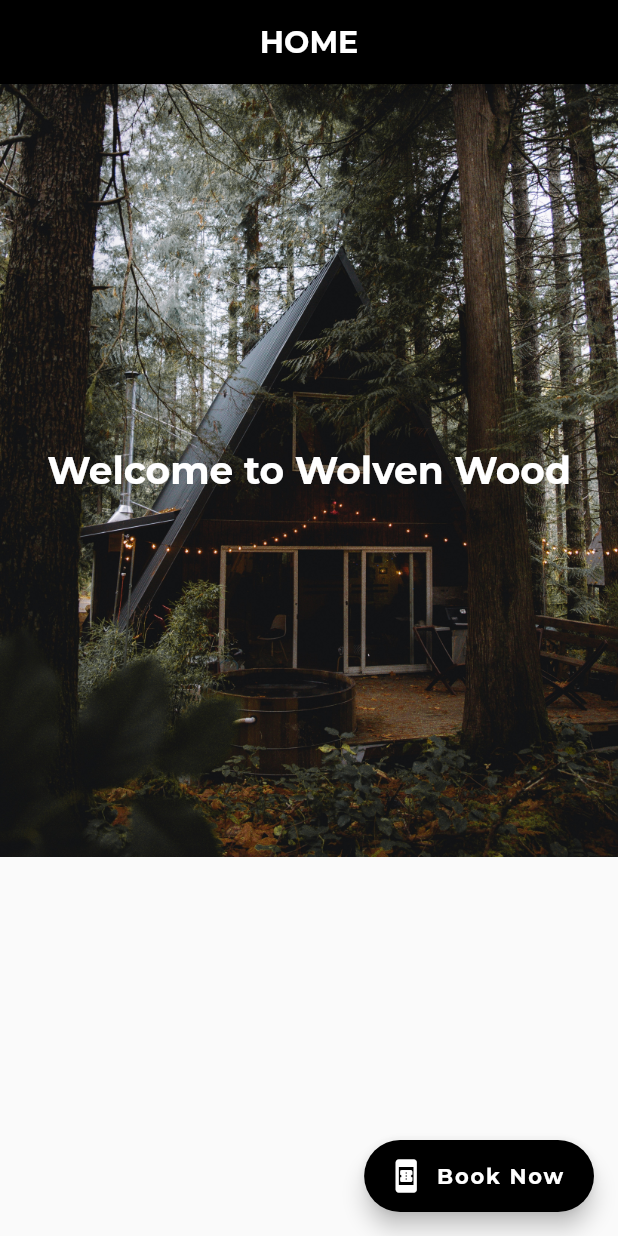
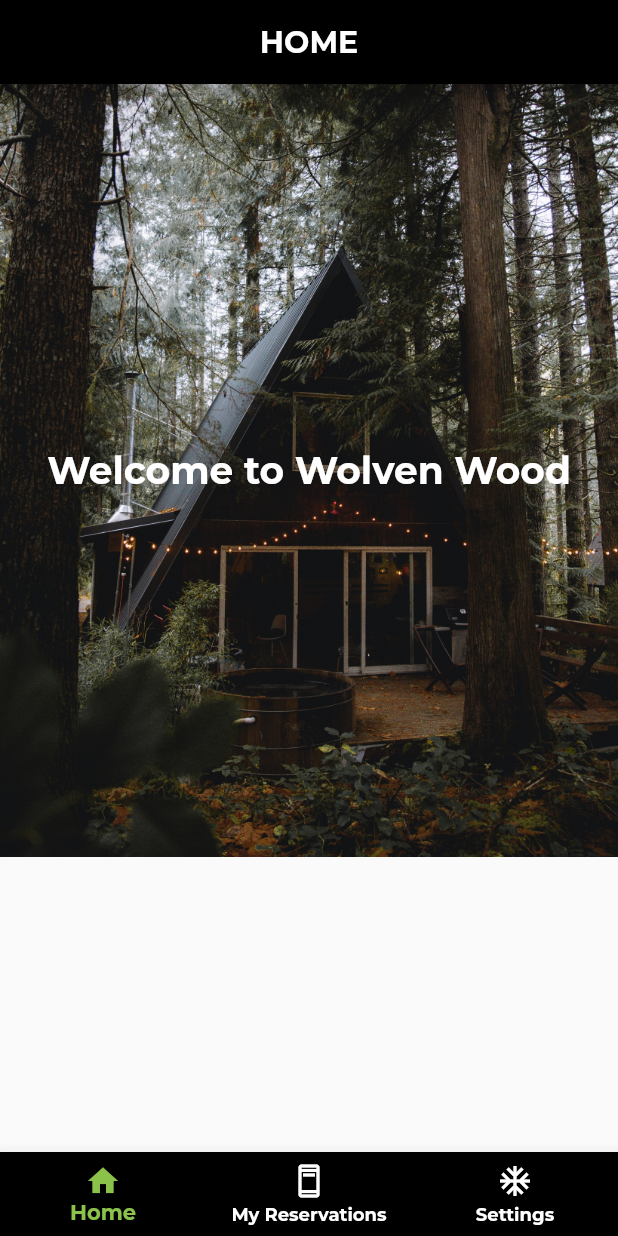
Before and after one commit to WolvenSoen/wolven_cabins_flutter, a Flutter app: the screen it shows after launch, on a phone screen of 412 x 824 dp. Run offline on Flutter 3.47's test engine with Material 2 defaults, Android fonts, the phone set to English and light mode, and no system bars; drawn by our look-alikes of animated_text_kit; project files that could hold a hidden picture were left out.

Commit message:
Navigation Bar & Views

```diff
--- a/lib/main.dart
+++ b/lib/main.dart
@@ -1,6 +1,6 @@
 import 'package:flutter/material.dart';
 import 'package:wolven_cabins/pages/booking.dart';
-import 'package:wolven_cabins/pages/home.dart';
+import 'package:wolven_cabins/pages/landing.dart';
 
 void main() {
   runApp(const MyApp());
@@ -15,10 +15,10 @@ class MyApp extends StatelessWidget {
       debugShowCheckedModeBanner: false,
       theme: ThemeData(fontFamily: 'Montserrat'),
       //const keyword is used to declare that a page will be "static"
-      home: const HomePage(),
+      home: const LandingPage(),
       //Routes are used to navigate between pages
       routes: {
-        '/home': (context) => const HomePage(),
+        '/home': (context) => const LandingPage(),
         '/booking': (context) => const BookingPage(),
       },
     );
--- a/lib/pages/home.dart
+++ b/lib/pages/home.dart
@@ -1,13 +1,15 @@
 import 'package:animated_text_kit/animated_text_kit.dart';
 import 'package:flutter/material.dart';
 
-class HomePage extends StatelessWidget {
-  const HomePage({super.key});
+class HomeView extends StatefulWidget {
+  const HomeView({super.key});
 
   @override
-  //Build method is used for returning a widget, in this case
-  //we will return a scaffold widget, which is a widget that covers
-  //the whole screen, using nested widgets we can build a complex UI
+  State<HomeView> createState() => _HomeViewState();
+}
+
+class _HomeViewState extends State<HomeView> {
+  @override
   Widget build(BuildContext context) {
     return Scaffold(
       appBar: AppBar(
@@ -32,8 +34,6 @@ class HomePage extends StatelessWidget {
                 Image.asset(
                   'assets/images/cabinOutside.jpg',
                   fit: BoxFit.cover,
-                  //ADDS BLACK OPACITY TO IMAGE,
-
                 ),
                 AnimatedTextKit(
                   animatedTexts: [
@@ -54,16 +54,6 @@ class HomePage extends StatelessWidget {
           )
         ],
       ),
-      //Book Now section
-      floatingActionButton: FloatingActionButton.extended(
-        onPressed: () {
-          //Navigate to the booking page
-          Navigator.pushNamed(context, '/booking');
-        },
-        label: const Text('Book Now'),
-        icon: const Icon(Icons.book_online),
-        backgroundColor: Colors.black,
-      ),
     );
   }
 }
--- /dev/null
+++ b/lib/pages/landing.dart
@@ -0,0 +1,59 @@
+import 'package:flutter/material.dart';
+import 'package:wolven_cabins/pages/home.dart';
+import 'package:wolven_cabins/pages/reservations.dart';
+import 'package:wolven_cabins/pages/settings.dart';
+
+class LandingPage extends StatefulWidget {
+  const LandingPage({super.key});
+
+  @override
+  _LandingPageState createState() => _LandingPageState();
+}
+
+class _LandingPageState extends State<LandingPage> {
+
+  int myIndex = 0;  //Index for the bottom navigation bar
+  List<Widget> pages = const [
+    HomeView(),
+    ReservationsView(),
+    SettingsView()
+  ];
+
+  @override
+  Widget build(BuildContext context) {
+    return Scaffold(
+      //BODY WITH TEXT ABOVE AN IMAGE
+      body: Center(
+        child: pages[myIndex],
+      ),
+      bottomNavigationBar: BottomNavigationBar(
+        onTap: (index) {
+          setState(() {
+            myIndex = index;
+          });
+        },
+        currentIndex: myIndex,
+        backgroundColor: Colors.black,
+        selectedItemColor: Colors.lightGreen,
+        unselectedItemColor: Colors.white,
+        items: const <BottomNavigationBarItem>[
+          BottomNavigationBarItem(
+            icon: Icon(Icons.home),
+            label: 'Home',
+            backgroundColor: Colors.black,
+          ),
+          BottomNavigationBarItem(
+            icon: Icon(Icons.ad_units_outlined),
+            label: 'My Reservations',
+            backgroundColor: Colors.black,
+          ),
+          BottomNavigationBarItem(
+            icon: Icon(Icons.ac_unit),
+            label: 'Settings',
+            backgroundColor: Colors.black,
+          ),
+        ],
+      ),
+    );
+  }
+}
```
Also changed, not shown: lib/pages/booking.dart (+35 -1 lines), lib/pages/reservations.dart (added, +50 -0 lines), lib/pages/settings.dart (added, +49 -0 lines), 1 other file.
